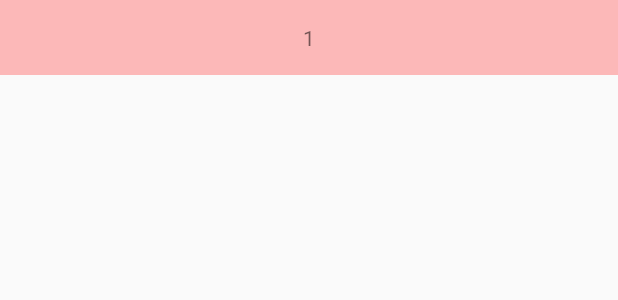
After one commit to ezirmusitua/android-toys, an Android app: the layout recycler_view_item.xml on its own in the app's theme, with its tools: preview values and no code run, on a phone screen of 412 x 824 dp. The commit adds this screen. Shown: the top 300 px of the screen. Run offline under Robolectric (Android 15) with nearby library versions, the phone set to English and light mode, and no system bars.

Commit message:
RecyclerView Example

```diff
--- a/ListViewExample/app/src/main/AndroidManifest.xml
+++ b/ListViewExample/app/src/main/AndroidManifest.xml
@@ -16,7 +16,6 @@
                 <category android:name="android.intent.category.LAUNCHER" />
             </intent-filter>
         </activity>
-        <activity android:name=".ListViewItem"></activity>
     </application>
 
 </manifest>
--- a/RecyclerViewExample/app/src/main/AndroidManifest.xml
+++ b/RecyclerViewExample/app/src/main/AndroidManifest.xml
@@ -8,7 +8,6 @@
         <activity android:name=".MainActivity">
             <intent-filter>
                 <action android:name="android.intent.action.MAIN" />
-
                 <category android:name="android.intent.category.LAUNCHER" />
             </intent-filter>
         </activity>
--- a/RecyclerViewExample/app/src/main/res/layout/activity_main.xml
+++ b/RecyclerViewExample/app/src/main/res/layout/activity_main.xml
@@ -1,5 +1,5 @@
 <?xml version="1.0" encoding="utf-8"?>
-<android.support.constraint.ConstraintLayout
+<LinearLayout
     xmlns:android="http://schemas.android.com/apk/res/android"
     xmlns:tools="http://schemas.android.com/tools"
     android:layout_width="match_parent"
@@ -11,4 +11,4 @@
         android:layout_width="match_parent"
         android:layout_height="match_parent"/>
 
-</android.support.constraint.ConstraintLayout>
+</LinearLayout>
--- /dev/null
+++ b/RecyclerViewExample/app/src/main/res/layout/recycler_view_item.xml
@@ -0,0 +1,13 @@
+<?xml version="1.0" encoding="utf-8"?>
+<FrameLayout xmlns:android="http://schemas.android.com/apk/res/android"
+    android:layout_width="match_parent"
+    android:background="#44ff0000"
+    android:layout_height="wrap_content" >
+
+    <TextView
+        android:id="@+id/id_num"
+        android:layout_width="match_parent"
+        android:layout_height="50dp"
+        android:gravity="center"
+        android:text="1" />
+</FrameLayout>
```
Also changed, not shown: ListViewExample/app/src/main/java/com/example/android/listviewexample/ListViewItem.java (deleted, +0 -13 lines), RecyclerViewExample/app/src/main/java/com/example/android/recyclerviewexample/MainActivity.java (+41 -58 lines).
